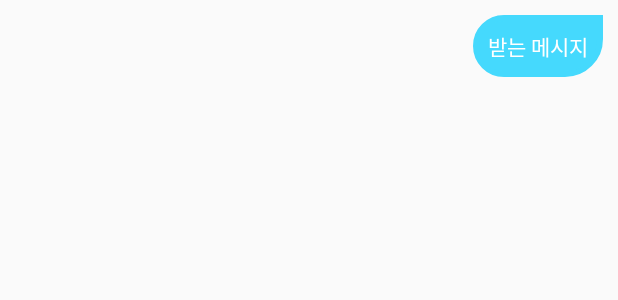
After one commit to yangyunhyeok/EternalReuturnInfo, an Android app: the layout chat_item_sender.xml on its own in the app's theme, with its tools: preview values and no code run, on a phone screen of 412 x 824 dp. The commit adds this screen. Shown: the top 300 px of the screen. Run offline under Robolectric (Android 15) with nearby library versions, the phone set to English and light mode, and no system bars.

Commit message:
[DESIGN] : receiver, sender item 완성

```diff
--- /dev/null
+++ b/app/src/main/res/drawable/sender_background.xml
@@ -0,0 +1,9 @@
+<?xml version="1.0" encoding="utf-8"?>
+<shape xmlns:android="http://schemas.android.com/apk/res/android">
+    <corners android:topLeftRadius="40dp"  android:bottomLeftRadius="40dp" android:bottomRightRadius="50dp"/>
+    <stroke
+        android:width="4dp"
+        android:color="@color/highlight_color">
+    </stroke>
+    <solid android:color="@color/highlight_color"/>
+</shape>
--- /dev/null
+++ b/app/src/main/res/layout/chat_item_sender.xml
@@ -0,0 +1,21 @@
+<?xml version="1.0" encoding="utf-8"?>
+<androidx.constraintlayout.widget.ConstraintLayout xmlns:android="http://schemas.android.com/apk/res/android"
+    android:layout_width="match_parent"
+    android:layout_height="wrap_content"
+    xmlns:app="http://schemas.android.com/apk/res-auto">
+
+    <TextView
+        android:layout_width="wrap_content"
+        android:layout_height="wrap_content"
+        android:layout_margin="10dp"
+        android:background="@drawable/sender_background"
+        android:padding="10dp"
+        android:text="받는 메시지"
+        android:textColor="@color/white"
+        app:layout_constraintBottom_toBottomOf="parent"
+        app:layout_constraintEnd_toEndOf="parent"
+        app:layout_constraintHorizontal_bias="1.0"
+        app:layout_constraintStart_toStartOf="parent"
+        app:layout_constraintTop_toTopOf="parent" />
+
+</androidx.constraintlayout.widget.ConstraintLayout>
```
Also changed, not shown: app/src/main/java/com/erionna/eternalreturninfo/ui/activity/ChatActivity.kt (+43 -4 lines), app/src/main/res/drawable/receiver_background.xml (added, +8 -0 lines), app/src/main/res/layout/chat_item_receiver.xml (added, +21 -0 lines).
